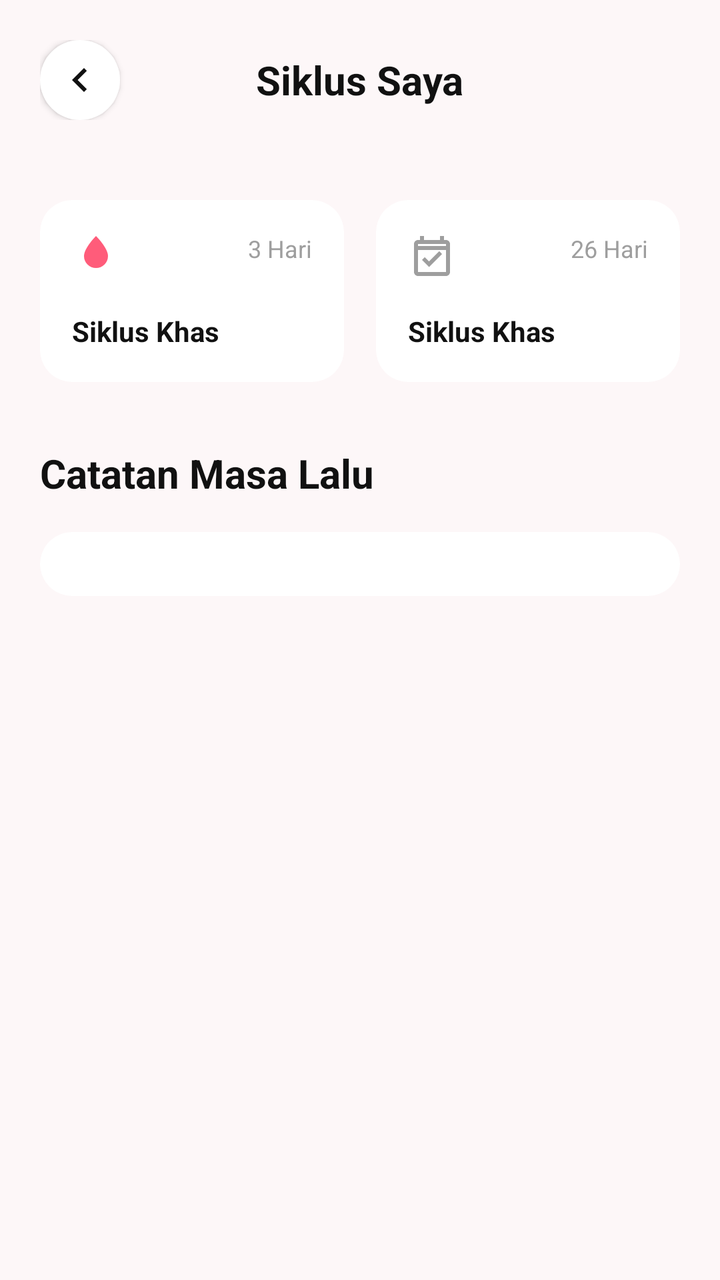
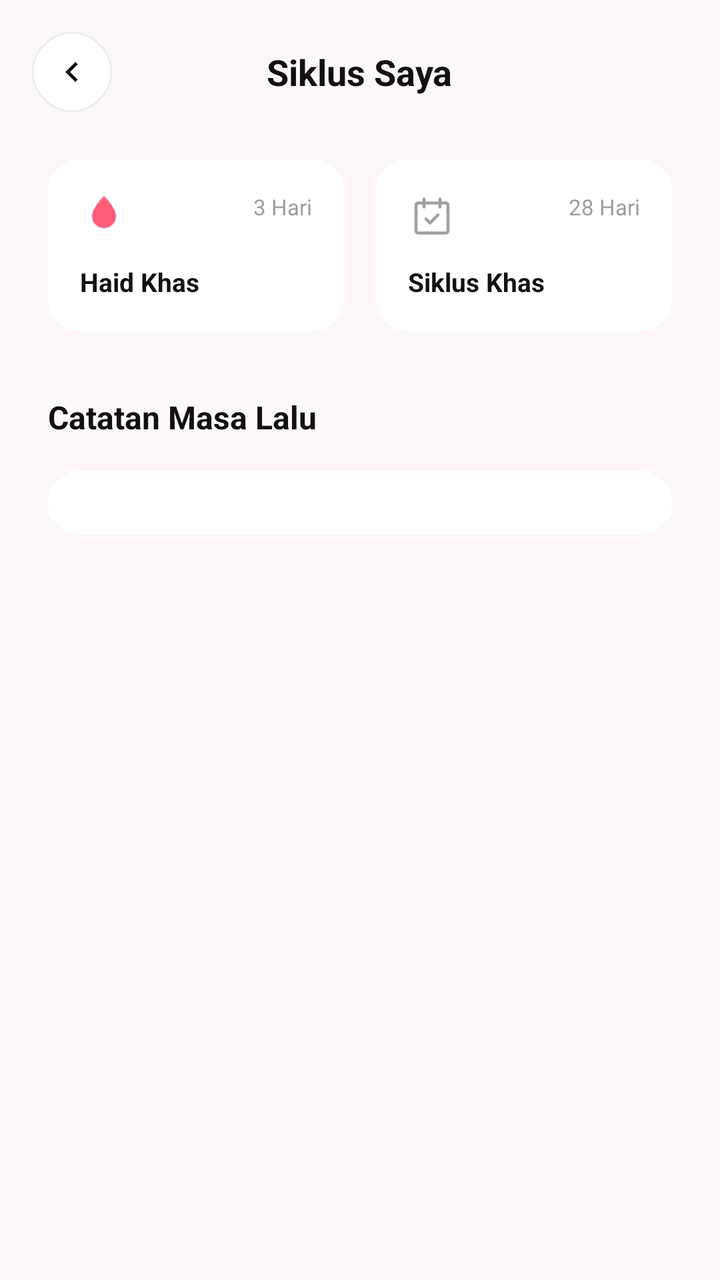

Compare the two renders of this Android layout. The source of the first and the diff that turns it into the second are given below.
<!-- AndroidManifest.xml: application theme Theme.TrackerSiklusMenstruasi -->
<!-- res/layout/activity_cycle_history.xml -->
<?xml version="1.0" encoding="utf-8"?>
<androidx.constraintlayout.widget.ConstraintLayout xmlns:android="http://schemas.android.com/apk/res/android"
    xmlns:app="http://schemas.android.com/apk/res-auto"
    xmlns:tools="http://schemas.android.com/tools"
    android:layout_width="match_parent"
    android:layout_height="match_parent"
    android:background="#FDF7F8">

    
    <RelativeLayout
        android:id="@+id/header"
        android:layout_width="match_parent"
        android:layout_height="wrap_content"
        android:padding="20dp"
        app:layout_constraintTop_toTopOf="parent">

        <ImageButton
            android:id="@+id/btnBack"
            android:layout_width="40dp"
            android:layout_height="40dp"
            android:background="@drawable/bg_circle_white"
            android:elevation="2dp"
            android:src="@drawable/ic_back"
            app:tint="@color/black"
            android:contentDescription="Back" />

        <TextView
            android:layout_width="wrap_content"
            android:layout_height="wrap_content"
            android:layout_centerInParent="true"
            android:text="Siklus Saya"
            android:textColor="@color/black"
            android:textSize="20sp"
            android:textStyle="bold" />
    </RelativeLayout>

    <androidx.core.widget.NestedScrollView
        android:layout_width="match_parent"
        android:layout_height="0dp"
        app:layout_constraintBottom_toBottomOf="parent"
        app:layout_constraintTop_toBottomOf="@id/header">

        <LinearLayout
            android:layout_width="match_parent"
            android:layout_height="wrap_content"
            android:orientation="vertical"
            android:padding="20dp">

            
            <LinearLayout
                android:layout_width="match_parent"
                android:layout_height="wrap_content"
                android:orientation="horizontal">

                <androidx.cardview.widget.CardView
                    android:layout_width="0dp"
                    android:layout_height="wrap_content"
                    android:layout_weight="1"
                    android:layout_marginEnd="8dp"
                    app:cardCornerRadius="16dp"
                    app:cardElevation="0dp">
                    <LinearLayout
                        android:layout_width="match_parent"
                        android:layout_height="wrap_content"
                        android:orientation="vertical"
                        android:padding="16dp">
                        <RelativeLayout android:layout_width="match_parent" android:layout_height="wrap_content">
                            <ImageView android:layout_width="24dp" android:layout_height="24dp" android:src="@drawable/ic_drop" app:tint="@color/pink_main" />
                            <TextView android:id="@+id/tvAvgPeriod" android:layout_width="wrap_content" android:layout_height="wrap_content" android:layout_alignParentEnd="true" android:text="3 Hari" android:textColor="@color/gray" android:textSize="12sp" />
                        </RelativeLayout>
                        <TextView android:layout_width="wrap_content" android:layout_height="wrap_content" android:layout_marginTop="16dp" android:text="Siklus Khas" android:textColor="@color/black" android:textStyle="bold" />
                    </LinearLayout>
                </androidx.cardview.widget.CardView>

                <androidx.cardview.widget.CardView
                    android:layout_width="0dp"
                    android:layout_height="wrap_content"
                    android:layout_weight="1"
                    android:layout_marginStart="8dp"
                    app:cardCornerRadius="16dp"
                    app:cardElevation="0dp">
                    <LinearLayout
                        android:layout_width="match_parent"
                        android:layout_height="wrap_content"
                        android:orientation="vertical"
                        android:padding="16dp">
                        <RelativeLayout android:layout_width="match_parent" android:layout_height="wrap_content">
                            <ImageView android:layout_width="24dp" android:layout_height="24dp" android:src="@drawable/ic_calendar" app:tint="@color/gray" />
                            <TextView android:id="@+id/tvAvgCycle" android:layout_width="wrap_content" android:layout_height="wrap_content" android:layout_alignParentEnd="true" android:text="26 Hari" android:textColor="@color/gray" android:textSize="12sp" />
                        </RelativeLayout>
                        <TextView android:layout_width="wrap_content" android:layout_height="wrap_content" android:layout_marginTop="16dp" android:text="Siklus Khas" android:textColor="@color/black" android:textStyle="bold" />
                    </LinearLayout>
                </androidx.cardview.widget.CardView>
            </LinearLayout>

            <TextView
                android:layout_width="wrap_content"
                android:layout_height="wrap_content"
                android:layout_marginTop="32dp"
                android:text="Catatan Masa Lalu"
                android:textColor="@color/black"
                android:textSize="20sp"
                android:textStyle="bold" />

            <androidx.cardview.widget.CardView
                android:layout_width="match_parent"
                android:layout_height="wrap_content"
                android:layout_marginTop="16dp"
                app:cardCornerRadius="24dp"
                app:cardElevation="0dp">

                <androidx.recyclerview.widget.RecyclerView
                    android:id="@+id/rvCycleHistory"
                    android:layout_width="match_parent"
                    android:layout_height="wrap_content"
                    android:padding="16dp"
                    tools:listitem="@layout/item_cycle_history" />
            </androidx.cardview.widget.CardView>

        </LinearLayout>
    </androidx.core.widget.NestedScrollView>

</androidx.constraintlayout.widget.ConstraintLayout>
<!-- res/layout/item_cycle_history.xml (included above) -->
<?xml version="1.0" encoding="utf-8"?>
<LinearLayout xmlns:android="http://schemas.android.com/apk/res/android"
    android:layout_width="match_parent"
    android:layout_height="wrap_content"
    android:orientation="vertical"
    android:paddingVertical="12dp">

    <RelativeLayout
        android:layout_width="match_parent"
        android:layout_height="wrap_content">

        <TextView
            android:id="@+id/tvCycleDates"
            android:layout_width="wrap_content"
            android:layout_height="wrap_content"
            android:text="Maret 11 - Maret 16, 2026"
            android:textColor="@color/black"
            android:textSize="14sp"
            android:textStyle="bold" />

        <TextView
            android:id="@+id/tvCycleDuration"
            android:layout_width="wrap_content"
            android:layout_height="wrap_content"
            android:layout_alignParentEnd="true"
            android:text="20"
            android:textColor="@color/gray"
            android:textSize="14sp" />
    </RelativeLayout>

    
    <com.example.trackersiklusmenstruasi.CycleVisualIndicator
        android:id="@+id/visualIndicator"
        android:layout_width="match_parent"
        android:layout_height="20dp"
        android:layout_marginTop="8dp" />

</LinearLayout>
<!-- resources referenced by this layout -->
<resources>
  <color name="black">#111111</color>
  <color name="gray">#9E9E9E</color>
  <color name="pink_main">#FF5C7A</color>
  <!-- drawable bg_circle_white (drawable) -->
  <?xml version="1.0" encoding="utf-8"?>
  <shape xmlns:android="http://schemas.android.com/apk/res/android"
      android:shape="oval">
      <solid android:color="@color/white" />
  </shape>
  <!-- drawable ic_back (drawable) -->
  <vector xmlns:android="http://schemas.android.com/apk/res/android"
      android:width="24dp"
      android:height="24dp"
      android:viewportWidth="24"
      android:viewportHeight="24">
    <path
        android:fillColor="#111111"
        android:pathData="M15.41,7.41L14,6l-6,6 6,6 1.41,-1.41L10.83,12z"/>
  </vector>
  <!-- drawable ic_calendar (drawable) -->
  <vector xmlns:android="http://schemas.android.com/apk/res/android"
      android:width="24dp"
      android:height="24dp"
      android:viewportWidth="24"
      android:viewportHeight="24">
      <path
          android:fillColor="#000000"
          android:pathData="M19,4H18V2H16V4H8V2H6V4H5C3.89,4 3,4.9 3,6V20C3,21.1 3.89,22 5,22H19C20.11,22 21,21.1 21,20V6C21,4.9 20.11,4 19,4M19,20H5V9H19V20M5,7V6H19V7H5M10.5,17.5L7,14L8.41,12.59L10.5,14.67L15.59,9.58L17,11L10.5,17.5Z" />
  </vector>
  <!-- drawable ic_drop (drawable) -->
  <vector xmlns:android="http://schemas.android.com/apk/res/android"
      android:width="24dp"
      android:height="24dp"
      android:viewportWidth="24"
      android:viewportHeight="24">
      <path
          android:fillColor="#000000"
          android:pathData="M12,2C12,2 6,8 6,12A6,6 0 0,0 12,18A6,6 0 0,0 18,12C18,8 12,2 12,2Z" />
  </vector>
  <style name="Theme.TrackerSiklusMenstruasi" parent="Base.Theme.TrackerSiklusMenstruasi">
          
          <item name="android:editTextColor">@color/pink_main</item>
          <item name="android:textColorPrimary">@color/pink_main</item>
      </style>
  <color name="white">#FFFFFF</color>
  <style name="Base.Theme.TrackerSiklusMenstruasi" parent="Theme.Material3.DayNight.NoActionBar">
          
          <item name="colorPrimary">@color/pink_main</item>
          <item name="colorControlNormal">@color/pink_main</item>
      </style>
</resources>

<!-- the commit's change to res/layout/activity_cycle_history.xml (unified diff, before → after) -->
@@ -11,18 +11,21 @@
         android:id="@+id/header"
         android:layout_width="match_parent"
         android:layout_height="wrap_content"
-        android:padding="20dp"
+        android:padding="16dp"
         app:layout_constraintTop_toTopOf="parent">
 
         <ImageButton
             android:id="@+id/btnBack"
             android:layout_width="40dp"
             android:layout_height="40dp"
-            android:background="@drawable/bg_circle_white"
-            android:elevation="2dp"
+            android:background="@drawable/bg_back_button"
+            android:contentDescription="Back"
+            android:padding="10dp"
+            android:scaleType="centerInside"
             android:src="@drawable/ic_back"
-            app:tint="@color/black"
-            android:contentDescription="Back" />
+            app:layout_constraintStart_toStartOf="parent"
+            app:layout_constraintTop_toTopOf="parent"
+            app:tint="@color/black" />
 
         <TextView
             android:layout_width="wrap_content"
@@ -30,13 +33,14 @@
             android:layout_centerInParent="true"
             android:text="Siklus Saya"
             android:textColor="@color/black"
-            android:textSize="20sp"
+            android:textSize="18sp"
             android:textStyle="bold" />
     </RelativeLayout>
 
     <androidx.core.widget.NestedScrollView
         android:layout_width="match_parent"
         android:layout_height="0dp"
+        android:fillViewport="true"
         app:layout_constraintBottom_toBottomOf="parent"
         app:layout_constraintTop_toBottomOf="@id/header">
 
@@ -44,7 +48,8 @@
             android:layout_width="match_parent"
             android:layout_height="wrap_content"
             android:orientation="vertical"
-            android:padding="20dp">
+            android:paddingHorizontal="24dp"
+            android:paddingTop="8dp">
 
             
             <LinearLayout
@@ -55,40 +60,88 @@
                 <androidx.cardview.widget.CardView
                     android:layout_width="0dp"
                     android:layout_height="wrap_content"
+                    android:layout_marginEnd="8dp"
                     android:layout_weight="1"
-                    android:layout_marginEnd="8dp"
+                    app:cardBackgroundColor="@color/white"
                     app:cardCornerRadius="16dp"
                     app:cardElevation="0dp">
+
                     <LinearLayout
                         android:layout_width="match_parent"
                         android:layout_height="wrap_content"
                         android:orientation="vertical"
                         android:padding="16dp">
-                        <RelativeLayout android:layout_width="match_parent" android:layout_height="wrap_content">
-                            <ImageView android:layout_width="24dp" android:layout_height="24dp" android:src="@drawable/ic_drop" app:tint="@color/pink_main" />
-                            <TextView android:id="@+id/tvAvgPeriod" android:layout_width="wrap_content" android:layout_height="wrap_content" android:layout_alignParentEnd="true" android:text="3 Hari" android:textColor="@color/gray" android:textSize="12sp" />
+
+                        <RelativeLayout
+                            android:layout_width="match_parent"
+                            android:layout_height="wrap_content">
+                            <ImageView
+                                android:layout_width="24dp"
+                                android:layout_height="24dp"
+                                android:src="@drawable/ic_drop"
+                                app:tint="@color/pink_main" />
+                            <TextView
+                                android:id="@+id/tvAvgPeriod"
+                                android:layout_width="wrap_content"
+                                android:layout_height="wrap_content"
+                                android:layout_alignParentEnd="true"
+                                android:text="3 Hari"
+                                android:textColor="@color/gray"
+                                android:textSize="11sp" />
                         </RelativeLayout>
-                        <TextView android:layout_width="wrap_content" android:layout_height="wrap_content" android:layout_marginTop="16dp" android:text="Siklus Khas" android:textColor="@color/black" android:textStyle="bold" />
+
+                        <TextView
+                            android:layout_width="wrap_content"
+                            android:layout_height="wrap_content"
+                            android:layout_marginTop="12dp"
+                            android:text="Haid Khas"
+                            android:textColor="@color/black"
+                            android:textSize="13sp"
+                            android:textStyle="bold" />
                     </LinearLayout>
                 </androidx.cardview.widget.CardView>
 
                 <androidx.cardview.widget.CardView
                     android:layout_width="0dp"
                     android:layout_height="wrap_content"
+                    android:layout_marginStart="8dp"
                     android:layout_weight="1"
-                    android:layout_marginStart="8dp"
+                    app:cardBackgroundColor="@color/white"
                     app:cardCornerRadius="16dp"
                     app:cardElevation="0dp">
+
                     <LinearLayout
                         android:layout_width="match_parent"
                         android:layout_height="wrap_content"
                         android:orientation="vertical"
                         android:padding="16dp">
-                        <RelativeLayout android:layout_width="match_parent" android:layout_height="wrap_content">
-                            <ImageView android:layout_width="24dp" android:layout_height="24dp" android:src="@drawable/ic_calendar" app:tint="@color/gray" />
-                            <TextView android:id="@+id/tvAvgCycle" android:layout_width="wrap_content" android:layout_height="wrap_content" android:layout_alignParentEnd="true" android:text="26 Hari" android:textColor="@color/gray" android:textSize="12sp" />
+
+                        <RelativeLayout
+                            android:layout_width="match_parent"
+                            android:layout_height="wrap_content">
+                            <ImageView
+                                android:layout_width="24dp"
+                                android:layout_height="24dp"
+                                android:src="@drawable/ic_calendar"
+                                app:tint="@color/gray" />
+                            <TextView
+                                android:id="@+id/tvAvgCycle"
+                                android:layout_width="wrap_content"
+                                android:layout_height="wrap_content"
+                                android:layout_alignParentEnd="true"
+                                android:text="28 Hari"
+                                android:textColor="@color/gray"
+                                android:textSize="11sp" />
                         </RelativeLayout>
-                        <TextView android:layout_width="wrap_content" android:layout_height="wrap_content" android:layout_marginTop="16dp" android:text="Siklus Khas" android:textColor="@color/black" android:textStyle="bold" />
+
+                        <TextView
+                            android:layout_width="wrap_content"
+                            android:layout_height="wrap_content"
+                            android:layout_marginTop="12dp"
+                            android:text="Siklus Khas"
+                            android:textColor="@color/black"
+                            android:textSize="13sp"
+                            android:textStyle="bold" />
                     </LinearLayout>
                 </androidx.cardview.widget.CardView>
             </LinearLayout>
@@ -99,13 +152,15 @@
                 android:layout_marginTop="32dp"
                 android:text="Catatan Masa Lalu"
                 android:textColor="@color/black"
-                android:textSize="20sp"
+                android:textSize="16sp"
                 android:textStyle="bold" />
 
             <androidx.cardview.widget.CardView
                 android:layout_width="match_parent"
                 android:layout_height="wrap_content"
                 android:layout_marginTop="16dp"
+                android:layout_marginBottom="32dp"
+                app:cardBackgroundColor="@color/white"
                 app:cardCornerRadius="24dp"
                 app:cardElevation="0dp">
 
<!-- resource entries referenced after the edit -->
@@ -3,12 +3,6 @@
   <color name="black">#111111</color>
   <color name="gray">#9E9E9E</color>
   <color name="pink_main">#FF5C7A</color>
-  <!-- drawable bg_circle_white (drawable) -->
-  <?xml version="1.0" encoding="utf-8"?>
-  <shape xmlns:android="http://schemas.android.com/apk/res/android"
-      android:shape="oval">
-      <solid android:color="@color/white" />
-  </shape>
   <!-- drawable ic_back (drawable) -->
   <vector xmlns:android="http://schemas.android.com/apk/res/android"
       android:width="24dp"
@@ -26,8 +20,23 @@
       android:viewportWidth="24"
       android:viewportHeight="24">
       <path
-          android:fillColor="#000000"
-          android:pathData="M19,4H18V2H16V4H8V2H6V4H5C3.89,4 3,4.9 3,6V20C3,21.1 3.89,22 5,22H19C20.11,22 21,21.1 21,20V6C21,4.9 20.11,4 19,4M19,20H5V9H19V20M5,7V6H19V7H5M10.5,17.5L7,14L8.41,12.59L10.5,14.67L15.59,9.58L17,11L10.5,17.5Z" />
+          android:strokeColor="#000000"
+          android:strokeLineCap="round"
+          android:strokeLineJoin="round"
+          android:strokeWidth="1.5"
+          android:pathData="M5,5.5 H19 C19.552,5.5 20,5.948 20,6.5 V19.5 C20,20.052 19.552,20.5 19,20.5 H5 C4.448,20.5 4,20.052 4,19.5 V6.5 C4,5.948 4.448,5.5 5,5.5 Z" />
+      <path
+          android:strokeColor="#000000"
+          android:strokeLineCap="round"
+          android:strokeLineJoin="round"
+          android:strokeWidth="1.5"
+          android:pathData="M8,3.5 V7.5 M16,3.5 V7.5" />
+      <path
+          android:strokeColor="#000000"
+          android:strokeLineCap="round"
+          android:strokeLineJoin="round"
+          android:strokeWidth="1.5"
+          android:pathData="M9,13.5 L11,15.5 L15,11.5" />
   </vector>
   <!-- drawable ic_drop (drawable) -->
   <vector xmlns:android="http://schemas.android.com/apk/res/android"
@@ -43,8 +52,20 @@
           
           <item name="android:editTextColor">@color/pink_main</item>
           <item name="android:textColorPrimary">@color/pink_main</item>
+          <item name="android:navigationBarColor">@android:color/transparent</item>
+          <item name="android:windowTranslucentNavigation">true</item>
+          <item name="android:statusBarColor">@android:color/transparent</item>
+          <item name="android:windowLightStatusBar">true</item>
       </style>
+  <color name="stroke">#EEEEEE</color>
   <color name="white">#FFFFFF</color>
+  <!-- drawable bg_back_button (drawable) -->
+  <?xml version="1.0" encoding="utf-8"?>
+  <shape xmlns:android="http://schemas.android.com/apk/res/android"
+      android:shape="oval">
+      <solid android:color="@android:color/white" />
+      <stroke android:width="1dp" android:color="@color/stroke" />
+  </shape>
   <style name="Base.Theme.TrackerSiklusMenstruasi" parent="Theme.Material3.DayNight.NoActionBar">
           
           <item name="colorPrimary">@color/pink_main</item>
